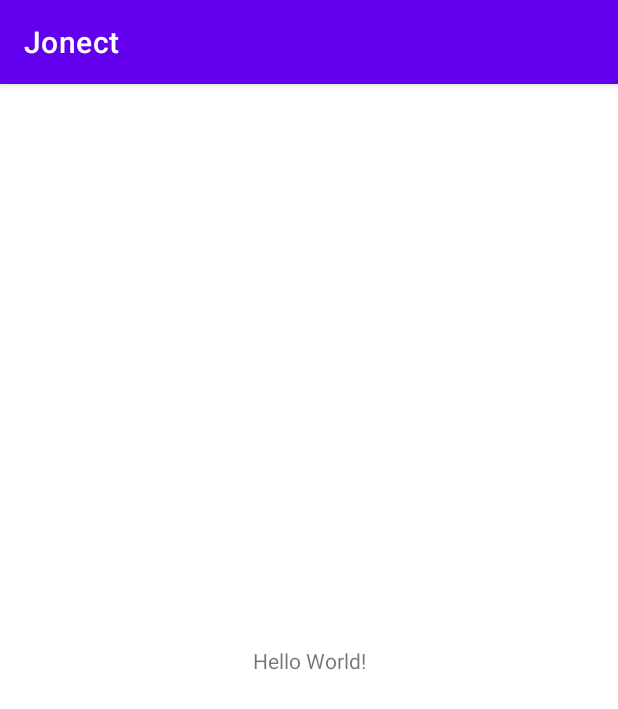
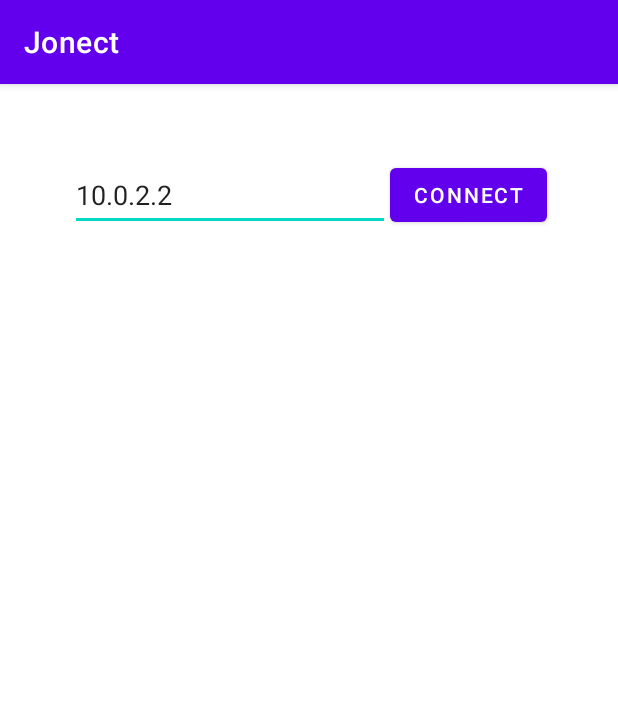
Before and after one commit to jutuon/jonect-android, an Android app: the screen it shows after launch (MainActivity), on a phone screen of 412 x 824 dp. Shown: the top 709 px of the screen. Run offline under Robolectric (Android 15) with nearby library versions, the phone set to English and light mode, and no system bars.

Commit message:
Add user interface

```diff
--- a/app/src/main/java/com/example/jonect/MainActivity.kt
+++ b/app/src/main/java/com/example/jonect/MainActivity.kt
@@ -6,10 +6,30 @@ package com.example.jonect
 
 import androidx.appcompat.app.AppCompatActivity
 import android.os.Bundle
+import android.widget.Button
+import android.widget.EditText
+import android.widget.TextView
 
 class MainActivity : AppCompatActivity() {
+    private lateinit var address: EditText
+    private lateinit var status: TextView
+
     override fun onCreate(savedInstanceState: Bundle?) {
         super.onCreate(savedInstanceState)
         setContentView(R.layout.activity_main)
+
+        val button = findViewById<Button>(R.id.button_connect)
+        button.setOnClickListener {
+            this.handleConnectButtonOnClick()
+        }
+
+        this.address = findViewById(R.id.edit_text_server_address)
+        this.status = findViewById(R.id.text_view_status)
+    }
+
+    private fun handleConnectButtonOnClick() {
+        val address = this.address.text.toString()
+        println(address)
+        this.status.text = address
     }
 }
--- a/app/src/main/res/layout/activity_main.xml
+++ b/app/src/main/res/layout/activity_main.xml
@@ -4,20 +4,45 @@
    - License, v. 2.0. If a copy of the MPL was not distributed with this
    - file, You can obtain one at https://mozilla.org/MPL/2.0/. -->
 
-<androidx.constraintlayout.widget.ConstraintLayout xmlns:android="http://schemas.android.com/apk/res/android"
+<LinearLayout xmlns:android="http://schemas.android.com/apk/res/android"
     xmlns:app="http://schemas.android.com/apk/res-auto"
     xmlns:tools="http://schemas.android.com/tools"
     android:layout_width="match_parent"
     android:layout_height="match_parent"
+    android:layout_gravity="center_horizontal"
+    android:orientation="vertical"
+    android:paddingTop="50dp"
     tools:context=".MainActivity">
 
+    <LinearLayout
+        android:layout_width="match_parent"
+        android:layout_height="wrap_content"
+        android:gravity="center_horizontal"
+        android:orientation="horizontal"
+        android:paddingBottom="25dp">
+
+        <EditText
+            android:id="@+id/edit_text_server_address"
+            android:layout_width="wrap_content"
+            android:layout_height="wrap_content"
+            android:ems="10"
+            android:gravity="left|center_vertical"
+            android:inputType="textPersonName"
+            android:minHeight="48dp"
+            android:text="10.0.2.2" />
+
+        <Button
+            android:id="@+id/button_connect"
+            android:layout_width="wrap_content"
+            android:layout_height="wrap_content"
+            android:layout_gravity="right|center_vertical"
+            android:text="Connect" />
+    </LinearLayout>
+
     <TextView
-        android:layout_width="wrap_content"
+        android:id="@+id/text_view_status"
+        android:layout_width="match_parent"
         android:layout_height="wrap_content"
-        android:text="Hello World!"
-        app:layout_constraintBottom_toBottomOf="parent"
-        app:layout_constraintLeft_toLeftOf="parent"
-        app:layout_constraintRight_toRightOf="parent"
-        app:layout_constraintTop_toTopOf="parent" />
+        android:gravity="center_horizontal" />
 
-</androidx.constraintlayout.widget.ConstraintLayout>
+</LinearLayout>
```
